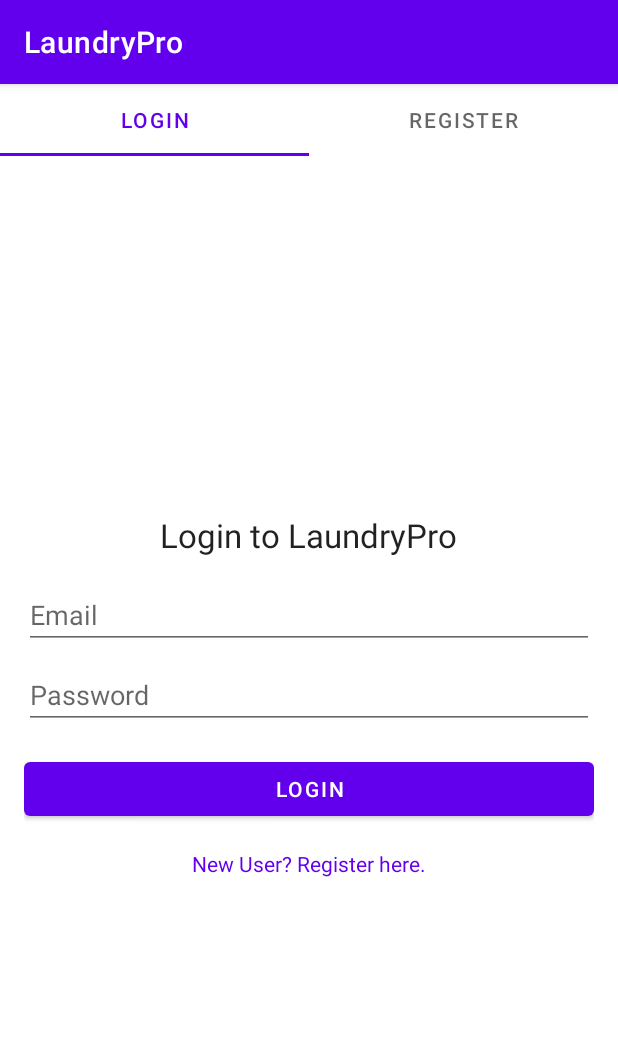
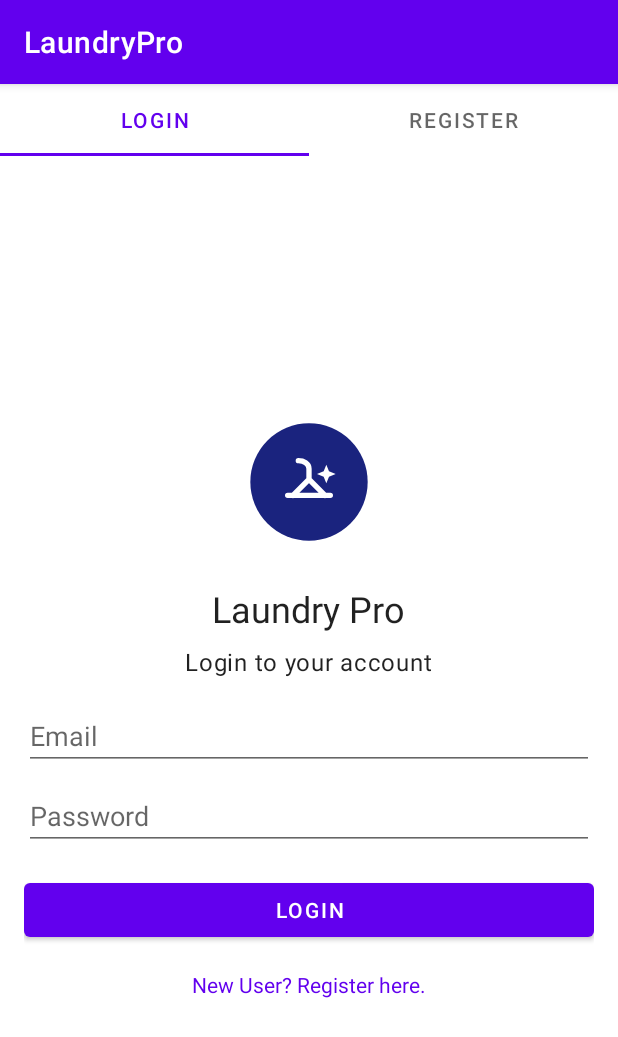
Before and after one commit to adish450/LaundryPro, an Android app: the LoginFragment screen opened directly, with no data from a screen before it, on a phone screen of 412 x 824 dp. Shown: the top 1037 px of the screen. Run offline under Robolectric (Android 15) with nearby library versions, the phone set to English and light mode, and no system bars.

Commit message:
app icon updated

```diff
--- /dev/null
+++ b/app/src/main/res/drawable/ic_logo_professional_crest_circular.xml
@@ -0,0 +1,25 @@
+<vector xmlns:android="http://schemas.android.com/apk/res/android"
+    android:width="108dp"
+    android:height="108dp"
+    android:viewportWidth="108"
+    android:viewportHeight="108">
+    <!-- Scaled-down elements to fit inside the circle -->
+    <group android:scaleX="0.8" android:scaleY="0.8" android:translateX="10.8" android:translateY="10.8">
+        <!-- Dark Blue Circle (was previously a shield) -->
+        <path
+            android:fillColor="#1A237E"
+            android:pathData="M54,54m-44,0a44,44 0,1 1,88 0a44,44 0,1 1,-88 0" />
+        <group android:translateX="0" android:translateY="4">
+            <!-- White Hanger -->
+            <path
+                android:strokeColor="#FFFFFF"
+                android:strokeWidth="4"
+                android:strokeLineCap="round"
+                android:pathData="M38,60 h32 M42,60 L54,48 L66,60 M54,48 L54,40 C54,36 50,34 46,34" />
+            <!-- Sparkle -->
+            <path
+                android:fillColor="#FFFFFF"
+                android:pathData="M65,42 L67,37 L69,42 L74,44 L69,46 L67,51 L65,46 L60,44 Z" />
+        </group>
+    </group>
+</vector>
--- a/app/src/main/res/layout/fragment_login.xml
+++ b/app/src/main/res/layout/fragment_login.xml
@@ -6,11 +6,27 @@
     android:orientation="vertical"
     android:padding="16dp">
 
+    <!-- THIS IS THE NEW PART -->
+    <ImageView
+        android:layout_width="120dp"
+        android:layout_height="120dp"
+        android:src="@drawable/ic_logo_professional_crest_circular"
+        android:contentDescription="@string/laundry_pro_logo" />
+
     <TextView
         android:layout_width="wrap_content"
         android:layout_height="wrap_content"
-        android:text="@string/login_to_laundrypro"
-        android:textAppearance="@style/TextAppearance.AppCompat.Large" />
+        android:layout_marginTop="8dp"
+        android:text="@string/laundry_pro"
+        android:textAppearance="@style/TextAppearance.MaterialComponents.Headline5" />
+    <!-- END OF NEW PART -->
+
+    <TextView
+        android:layout_width="wrap_content"
+        android:layout_height="wrap_content"
+        android:text="@string/login_to_your_account"
+        android:layout_marginTop="8dp"
+        android:textAppearance="@style/TextAppearance.MaterialComponents.Body1" />
 
     <EditText
         android:id="@+id/et_email"
@@ -40,7 +56,7 @@
         android:layout_width="wrap_content"
         android:layout_height="wrap_content"
         android:layout_marginTop="16dp"
-        android:text="@string/new_user_register_here_text"
+        android:text="@string/new_user_register_here"
         android:textColor="?attr/colorPrimary" />
 
 </LinearLayout>
--- a/app/src/main/res/mipmap-anydpi-v26/ic_launcher.xml
+++ b/app/src/main/res/mipmap-anydpi-v26/ic_launcher.xml
@@ -1,6 +1,5 @@
 <?xml version="1.0" encoding="utf-8"?>
 <adaptive-icon xmlns:android="http://schemas.android.com/apk/res/android">
-    <background android:drawable="@drawable/ic_launcher_background" />
-    <foreground android:drawable="@drawable/ic_launcher_foreground" />
-    <monochrome android:drawable="@drawable/ic_launcher_foreground" />
+    <background android:drawable="@color/background_light" />
+    <foreground android:drawable="@drawable/ic_logo_professional_crest" />
 </adaptive-icon>
--- a/app/src/main/res/mipmap-anydpi-v26/ic_launcher_round.xml
+++ b/app/src/main/res/mipmap-anydpi-v26/ic_launcher_round.xml
@@ -1,6 +1,5 @@
 <?xml version="1.0" encoding="utf-8"?>
 <adaptive-icon xmlns:android="http://schemas.android.com/apk/res/android">
-    <background android:drawable="@drawable/ic_launcher_background" />
-    <foreground android:drawable="@drawable/ic_launcher_foreground" />
-    <monochrome android:drawable="@drawable/ic_launcher_foreground" />
+    <background android:drawable="@color/background_light" />
+    <foreground android:drawable="@drawable/ic_logo_professional_crest_circular" />
 </adaptive-icon>
--- a/app/src/main/res/values/strings.xml
+++ b/app/src/main/res/values/strings.xml
@@ -11,4 +11,8 @@
     <string name="phone_number">Phone Number</string>
     <string name="full_name">Full Name</string>
     <string name="create_an_account">Create an Account</string>
+    <string name="laundry_pro_logo">Laundry Pro Logo</string>
+    <string name="laundry_pro">Laundry Pro</string>
+    <string name="login_to_your_account">Login to your account</string>
+    <string name="new_user_register_here">New User? Register here.</string>
 </resources>
```
Also changed, not shown: app/src/main/res/drawable/ic_logo_professional_crest.xml (added, +27 -0 lines).
